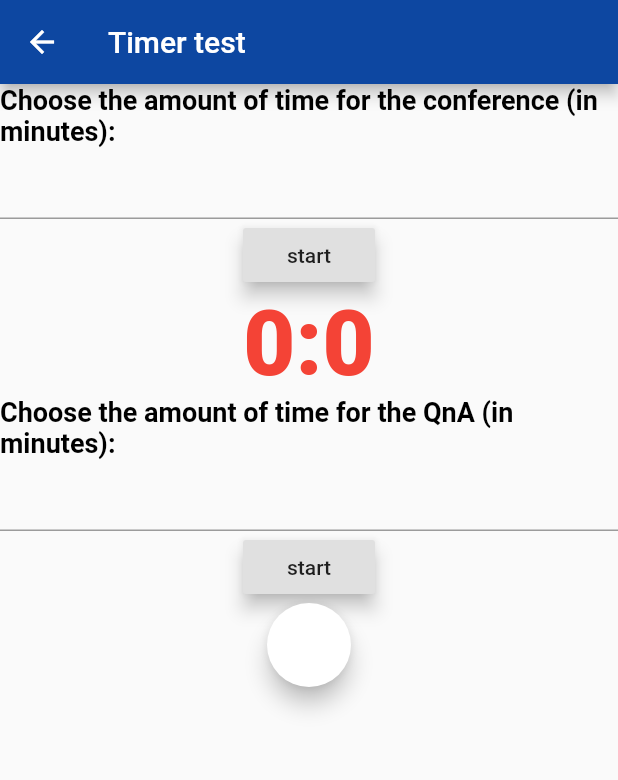
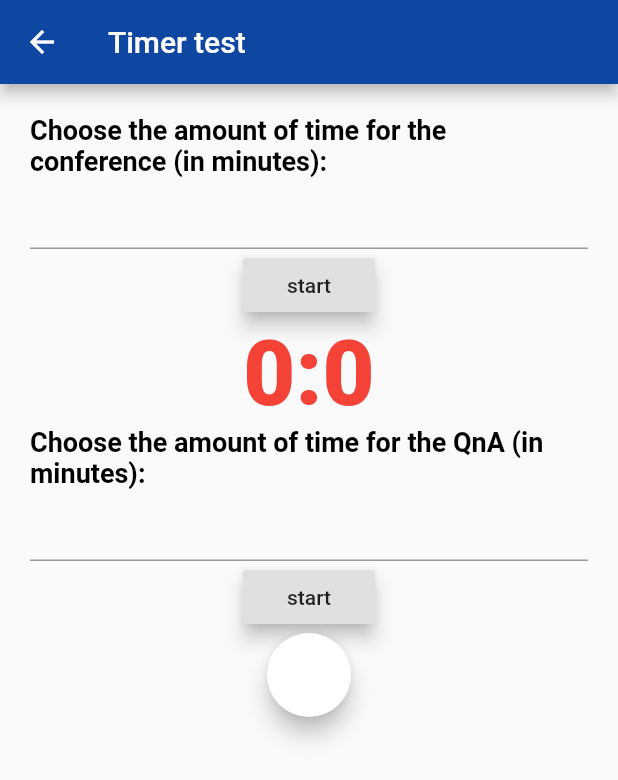
Before and after one commit to softeng-feup/open-cx-working-title, a Flutter app: the Timer screen opened directly, on a phone screen of 412 x 824 dp. Shown: the top 780 px of the screen. Run offline on Flutter 3.47's test engine with Material 2 defaults, Android fonts, the light colour scheme and no system bars.

Commit message:
Update timer.dart
Fixed keyboard overflow
added some padding

```diff
--- a/speakapp/lib/widgets/timer.dart
+++ b/speakapp/lib/widgets/timer.dart
@@ -32,7 +32,8 @@ class TimerState extends State<Timer> {
 Widget build(BuildContext context) {
   return new Scaffold(
     appBar: AppBar(title: Text("Timer test")),
-      body: Column(
+    body: ListView(
+      padding: const EdgeInsets.all(20.0),
       children: <Widget>[
         Text(
           "Choose the amount of time for the conference (in minutes): ",
@@ -50,7 +51,8 @@ class TimerState extends State<Timer> {
             }
           },
         ),
-          RaisedButton(
+      Center(
+        child: RaisedButton(
           elevation: 5,
             onPressed: () {
               if(qna == false){
@@ -60,12 +62,15 @@ class TimerState extends State<Timer> {
             },
             child: Text("start"),
           ),
-          Text(
+      ),
+        Center(
+          child: Text(
             (_current/60).toInt().toString() + ":" + (_current%60).toString(),
             style: TextStyle(
               color: Colors.red,
               fontWeight: FontWeight.w900,
               fontSize: 60,
+            ),
           ),
         ),
         Text(
@@ -83,13 +88,15 @@ class TimerState extends State<Timer> {
             }
           },
         ),
-          RaisedButton(
+        Center(
+          child: RaisedButton(
             elevation: 5,
             onPressed: () {
               startTimer();
               qna = true;
             },
             child: Text("start"),
+          ),
         ),
         FloatingActionButton(
           onPressed: () {
```
Lines whose indentation alone changed are shown as unchanged.
